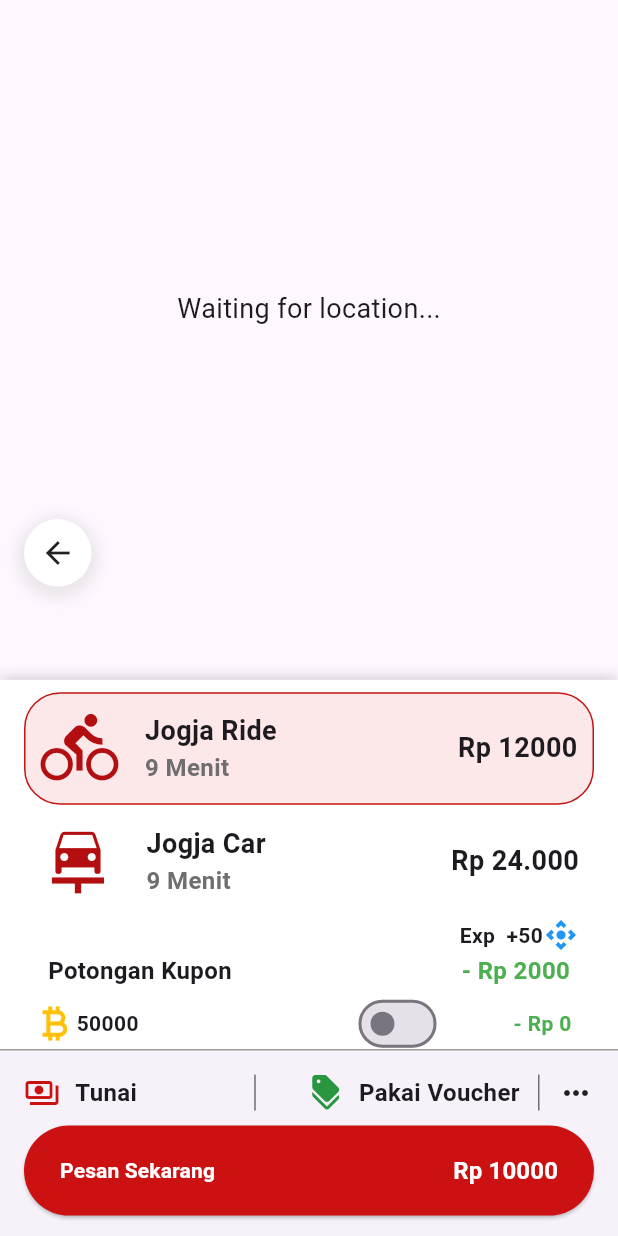
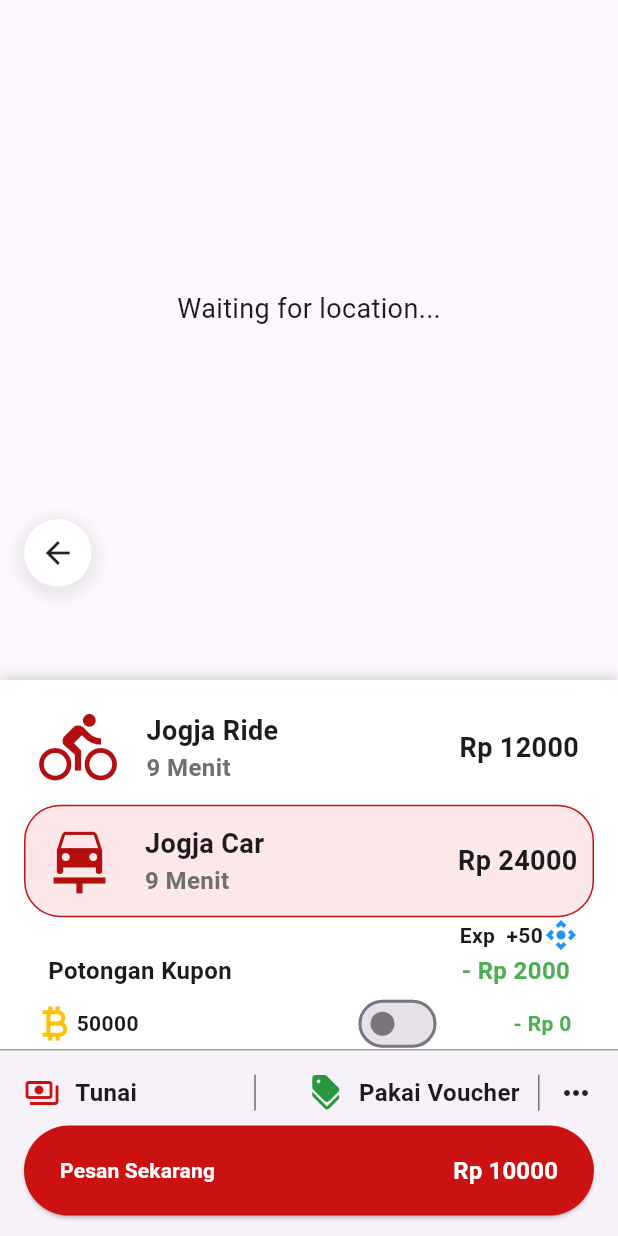
Before and after one commit to mariopandapotansimarmata/jogja_kita_gamification, a Flutter app: the CouponPage screen opened directly, after a tap on "Pakai", on a phone screen of 412 x 824 dp. Run offline on Flutter 3.47's test engine with Material 3 defaults, Android fonts, the light colour scheme and no system bars; drawn by our look-alikes of sliding_up_panel; our stand-ins replace geolocator, google_maps_flutter, image_picker, percent_indicator, sqflite; missing offline and left inert: overlay_loading_progress, qr_code_scanner, scan; accounts and stored records are empty.

Commit message:
add jogja car service

```diff
--- a/lib/view_model/coupon_view_model.dart
+++ b/lib/view_model/coupon_view_model.dart
@@ -35,7 +35,7 @@
     Timer.periodic(
       const Duration(hours: 24),
       (timer) async {
-        if (DateTime.now().weekday == DateTime.sunday) {
+        if (DateTime.now().weekday == DateTime.monday) {
           id++;
           await couponDb.create(CouponModel(
               couponId: id,
--- a/lib/view_model/order_view_model.dart
+++ b/lib/view_model/order_view_model.dart
@@ -13,6 +13,8 @@
   List<OrderModel> listFinishOrders = [];
 
   int jogjaRidePrice = 12000;
+  int jogjaCarPrice = 24000;
+  int price = 12000;
   int? discountCoupon;
   int poinDiscount = 0;
   int total = 0;
@@ -20,9 +22,9 @@
   void refreshTotalPrice(CouponModel? coupon) {
     if (coupon != null) {
       discountCoupon = coupon.discount;
-      total = jogjaRidePrice - discountCoupon! - poinDiscount;
+      total = price - discountCoupon! - poinDiscount;
     } else {
-      total = jogjaRidePrice - poinDiscount;
+      total = price - poinDiscount;
     }
   }
 
--- a/lib/views/home/coupon/coupon_widget.dart
+++ b/lib/views/home/coupon/coupon_widget.dart
@@ -111,6 +111,7 @@
                       Navigator.push(context, MaterialPageRoute(
                         builder: (context) {
                           return OrderJogjaRide(
+                            initialService: false,
                             coupon: coupon,
                           );
                         },
--- a/lib/views/home/jogja_ride/order_jogja_ride.dart
+++ b/lib/views/home/jogja_ride/order_jogja_ride.dart
@@ -14,18 +14,21 @@
 import '../../../view_model/user_view_model.dart';
 
 class OrderJogjaRide extends StatefulWidget {
-  const OrderJogjaRide({super.key, this.coupon});
+  const OrderJogjaRide({super.key, this.coupon, required this.initialService});
   final CouponModel? coupon;
+  final bool initialService;
   @override
   State<OrderJogjaRide> createState() => _OrderJogjaRideState();
 }
 
 class _OrderJogjaRideState extends State<OrderJogjaRide> {
   bool light = false;
+  late bool rideSwitch;
 
   @override
   void initState() {
     setState(() {
+      rideSwitch = widget.initialService;
       context.read<OrderViewModel>().refreshTotalPrice(widget.coupon);
     });
     super.initState();
@@ -63,19 +66,42 @@
                     mainAxisAlignment: MainAxisAlignment.spaceAround,
                     children: [
                       // Text("data"),
-                      PriceCardOrder(
-                        color: const Color(0xffFCE7E9),
-                        icon: Icons.directions_bike,
-                        name: "Jogja Ride",
-                        price: "Rp ${orderViewModel.jogjaRidePrice.toString()}",
-                        isBordered: true,
+                      InkWell(
+                        onTap: () {
+                          setState(() {
+                            rideSwitch = true;
+
+                            orderViewModel.price =
+                                orderViewModel.jogjaRidePrice;
+                            print(orderViewModel.price);
+                            orderViewModel.refreshTotalPrice(widget.coupon);
+                          });
+                        },
+                        child: PriceCardOrder(
+                          icon: Icons.directions_bike,
+                          name: "Jogja Ride",
+                          price:
+                              "Rp ${orderViewModel.jogjaRidePrice.toString()}",
+                          isBordered: rideSwitch,
+                        ),
                       ),
-                      const PriceCardOrder(
-                        color: Colors.transparent,
-                        icon: Icons.car_repair,
-                        name: "Jogja Car",
-                        price: "Rp 24.000",
-                        isBordered: false,
+                      InkWell(
+                        onTap: () {
+                          setState(() {
+                            rideSwitch = false;
+
+                            orderViewModel.price = orderViewModel.jogjaCarPrice;
+                            print(orderViewModel.price);
+                            orderViewModel.refreshTotalPrice(widget.coupon);
+                          });
+                        },
+                        child: PriceCardOrder(
+                          icon: Icons.car_repair,
+                          name: "Jogja Car",
+                          price:
+                              "Rp ${orderViewModel.jogjaCarPrice.toString()}",
+                          isBordered: !rideSwitch,
+                        ),
                       ),
                       Container(
                         padding: const EdgeInsets.only(right: 10),
--- a/lib/views/home/jogja_ride/order_jogja_ride_widget/price_card.dart
+++ b/lib/views/home/jogja_ride/order_jogja_ride_widget/price_card.dart
@@ -6,13 +6,11 @@
       required this.icon,
       required this.name,
       required this.price,
-      required this.color,
       required this.isBordered});
 
   final IconData icon;
   final String name;
   final String price;
-  final Color color;
   final bool isBordered;
 
   @override
@@ -21,7 +19,7 @@
       padding: const EdgeInsets.symmetric(horizontal: 10),
       height: 75,
       decoration: BoxDecoration(
-          color: color,
+          color: isBordered ? const Color(0xffFCE7E9) : Colors.transparent,
           borderRadius: BorderRadius.circular(24),
           border: isBordered
               ? Border.all(color: const Color(0xffC21515))
```
Also changed, not shown: lib/screen.dart (+9 -4 lines), lib/views/home/home.dart (+16 -3 lines), lib/views/home/jogja_ride/jogja_ride.dart (+9 -5 lines).
